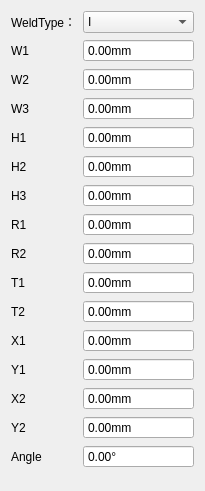
Old version of the form ui/wizard/weld/weld_properties_widget.ui in the repository 15903016222/Voice.
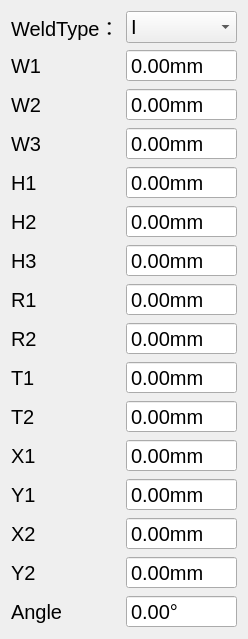
New version of the form.

The edit to the form file:
```diff
--- a/ui/wizard/weld/weld_properties_widget.ui
+++ b/ui/wizard/weld/weld_properties_widget.ui
@@ -6,10 +6,15 @@
    <rect>
     <x>0</x>
     <y>0</y>
-    <width>205</width>
-    <height>491</height>
+    <width>248</width>
+    <height>635</height>
    </rect>
   </property>
+  <property name="font">
+   <font>
+    <pointsize>15</pointsize>
+   </font>
+  </property>
   <property name="windowTitle">
    <string>Form</string>
   </property>
```
